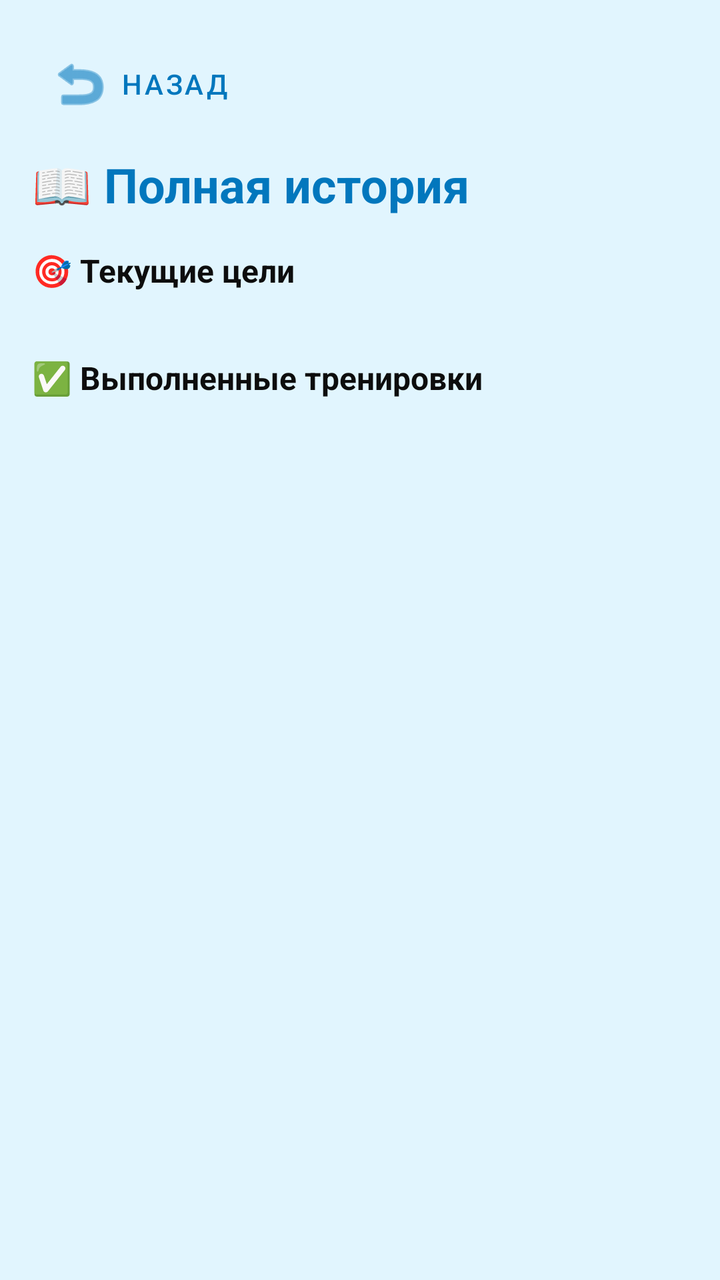
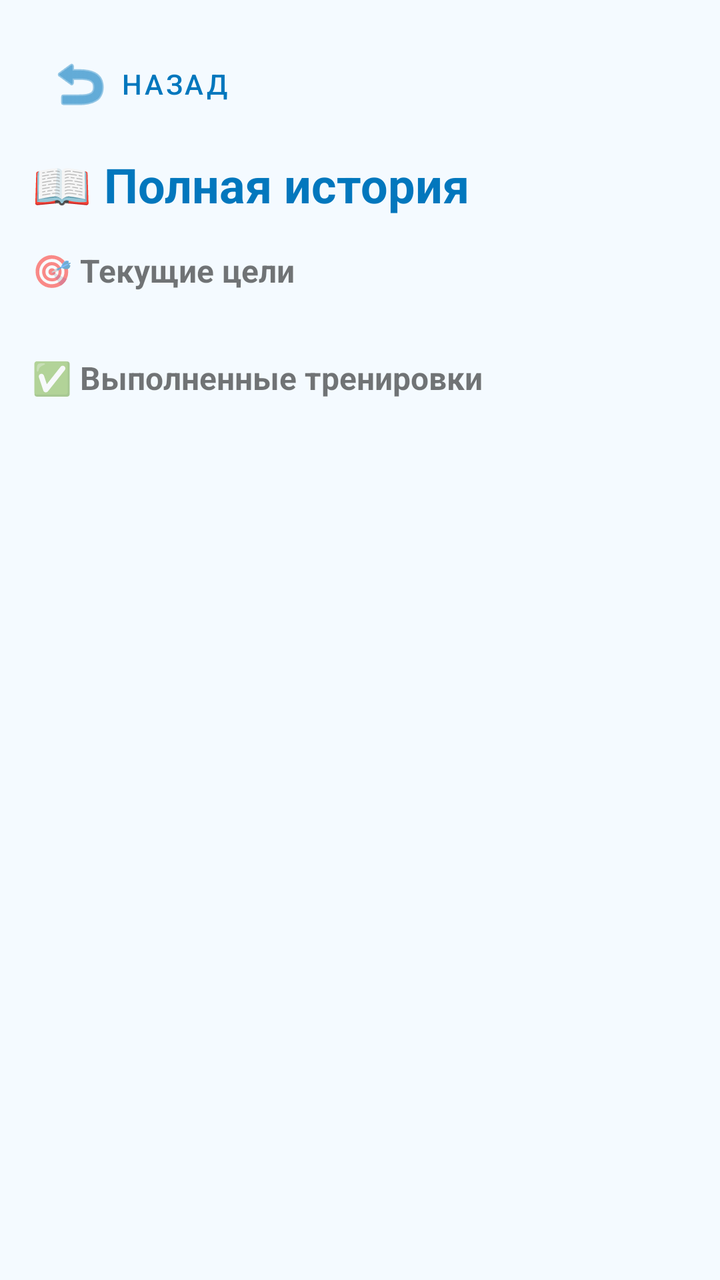

An Android layout rendered at two revisions. The XML below is the earlier revision; the diff shows what the commit changed to produce the second picture.
<!-- AndroidManifest.xml: application theme Theme.AquaTime -->
<!-- res/layout/fragment_history_full.xml -->
<?xml version="1.0" encoding="utf-8"?>
<androidx.core.widget.NestedScrollView xmlns:android="http://schemas.android.com/apk/res/android"
    xmlns:app="http://schemas.android.com/apk/res-auto"
    android:layout_width="match_parent"
    android:layout_height="match_parent"
    android:background="@color/aqua_light"
    android:fillViewport="true">

    <LinearLayout
        android:layout_width="match_parent"
        android:layout_height="wrap_content"
        android:orientation="vertical"
        android:padding="16dp">

        <com.google.android.material.button.MaterialButton
            android:id="@+id/btn_back"
            style="@style/Widget.MaterialComponents.Button.TextButton.Icon"
            android:layout_width="wrap_content"
            android:layout_height="wrap_content"
            android:text="Назад"
            android:textColor="@color/aqua_deep"
            app:icon="@android:drawable/ic_menu_revert"
            app:iconTint="@color/aqua_deep" />

        <TextView
            android:layout_width="match_parent"
            android:layout_height="wrap_content"
            android:text="📖 Полная история"
            android:textSize="24sp"
            android:textStyle="bold"
            android:textColor="@color/aqua_deep"
            android:layout_marginTop="8dp"
            android:layout_marginBottom="16dp" />

        <TextView
            android:layout_width="wrap_content"
            android:layout_height="wrap_content"
            android:text="🎯 Текущие цели"
            android:textSize="16sp"
            android:textStyle="bold"
            android:layout_marginBottom="8dp"/>

        <LinearLayout
            android:id="@+id/goals_container"
            android:layout_width="match_parent"
            android:layout_height="wrap_content"
            android:orientation="vertical"
            android:layout_marginBottom="24dp" />

        <TextView
            android:layout_width="wrap_content"
            android:layout_height="wrap_content"
            android:text="✅ Выполненные тренировки"
            android:textSize="16sp"
            android:textStyle="bold"
            android:layout_marginBottom="8dp"/>

        <LinearLayout
            android:id="@+id/history_list"
            android:layout_width="match_parent"
            android:layout_height="wrap_content"
            android:orientation="vertical" />

        <View android:layout_width="match_parent" android:layout_height="80dp" />
    </LinearLayout>
</androidx.core.widget.NestedScrollView>
<!-- resources referenced by this layout -->
<resources>
  <color name="aqua_deep">#0277BD</color>
  <color name="aqua_light">#E1F5FE</color>
  <style name="Theme.AquaTime" parent="Theme.MaterialComponents.DayNight.NoActionBar">
          
          <item name="colorPrimary">@color/aqua_primary</item>
          <item name="colorPrimaryVariant">@color/aqua_secondary</item>
          <item name="colorOnPrimary">@android:color/white</item>
  
          <item name="colorSecondary">@color/aqua_accent</item>
          <item name="colorSecondaryVariant">@color/aqua_primary</item>
          <item name="colorOnSecondary">@android:color/white</item>
  
          
          <item name="android:colorBackground">@color/background_light</item>
  
          
          <item name="android:textColor">@color/text_primary</item>
      </style>
  <color name="aqua_primary">#0093E9</color>
  <color name="aqua_secondary">#80D0C7</color>
  <color name="aqua_accent">#0077B6</color>
  <color name="background_light">#F4FAFF</color>
  <color name="text_primary">#0D0D0D</color>
</resources>

<!-- the commit's change to res/layout/fragment_history_full.xml (unified diff, before → after) -->
@@ -3,7 +3,7 @@
     xmlns:app="http://schemas.android.com/apk/res-auto"
     android:layout_width="match_parent"
     android:layout_height="match_parent"
-    android:background="@color/aqua_light"
+    android:background="?android:attr/windowBackground"
     android:fillViewport="true">
 
     <LinearLayout
@@ -17,7 +17,7 @@
             style="@style/Widget.MaterialComponents.Button.TextButton.Icon"
             android:layout_width="wrap_content"
             android:layout_height="wrap_content"
-            android:text="Назад"
+            android:text="@string/btn_back"
             android:textColor="@color/aqua_deep"
             app:icon="@android:drawable/ic_menu_revert"
             app:iconTint="@color/aqua_deep" />
@@ -25,7 +25,7 @@
         <TextView
             android:layout_width="match_parent"
             android:layout_height="wrap_content"
-            android:text="📖 Полная история"
+            android:text="@string/history_full_title"
             android:textSize="24sp"
             android:textStyle="bold"
             android:textColor="@color/aqua_deep"
@@ -35,7 +35,7 @@
         <TextView
             android:layout_width="wrap_content"
             android:layout_height="wrap_content"
-            android:text="🎯 Текущие цели"
+            android:text="@string/current_goals_title"
             android:textSize="16sp"
             android:textStyle="bold"
             android:layout_marginBottom="8dp"/>
@@ -50,7 +50,7 @@
         <TextView
             android:layout_width="wrap_content"
             android:layout_height="wrap_content"
-            android:text="✅ Выполненные тренировки"
+            android:text="@string/completed_workouts_title"
             android:textSize="16sp"
             android:textStyle="bold"
             android:layout_marginBottom="8dp"/>
<!-- resource entries referenced after the edit -->
@@ -1,26 +1,24 @@
 <!-- resources referenced by this layout -->
 <resources>
   <color name="aqua_deep">#0277BD</color>
-  <color name="aqua_light">#E1F5FE</color>
+  <string name="btn_back">Назад</string>
+  <string name="completed_workouts_title">✅ Выполненные тренировки</string>
+  <string name="current_goals_title">🎯 Текущие цели</string>
+  <string name="history_full_title">📖 Полная история</string>
   <style name="Theme.AquaTime" parent="Theme.MaterialComponents.DayNight.NoActionBar">
-          
+  
           <item name="colorPrimary">@color/aqua_primary</item>
           <item name="colorPrimaryVariant">@color/aqua_secondary</item>
           <item name="colorOnPrimary">@android:color/white</item>
   
-          <item name="colorSecondary">@color/aqua_accent</item>
-          <item name="colorSecondaryVariant">@color/aqua_primary</item>
-          <item name="colorOnSecondary">@android:color/white</item>
   
-          
+          <item name="android:windowBackground">@color/background_light</item>
           <item name="android:colorBackground">@color/background_light</item>
   
-          
-          <item name="android:textColor">@color/text_primary</item>
+          <item name="android:textColorPrimary">@color/text_primary</item>
       </style>
   <color name="aqua_primary">#0093E9</color>
   <color name="aqua_secondary">#80D0C7</color>
-  <color name="aqua_accent">#0077B6</color>
   <color name="background_light">#F4FAFF</color>
   <color name="text_primary">#0D0D0D</color>
 </resources>
